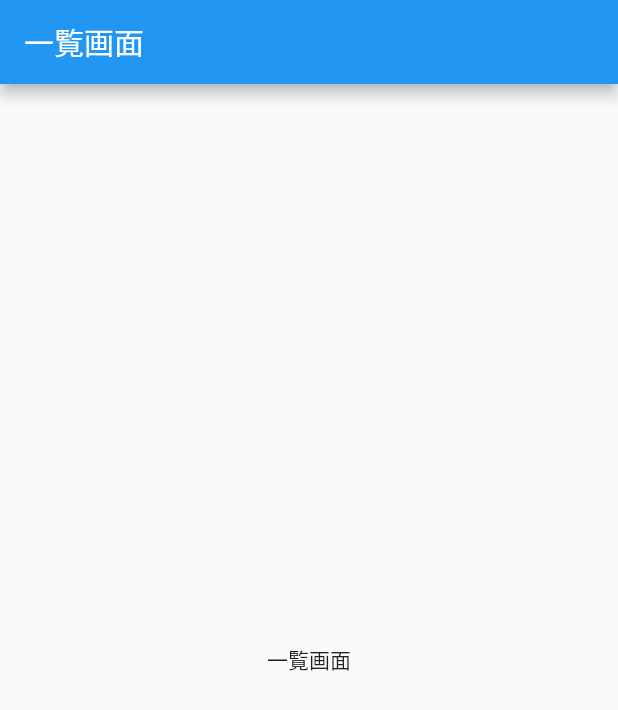
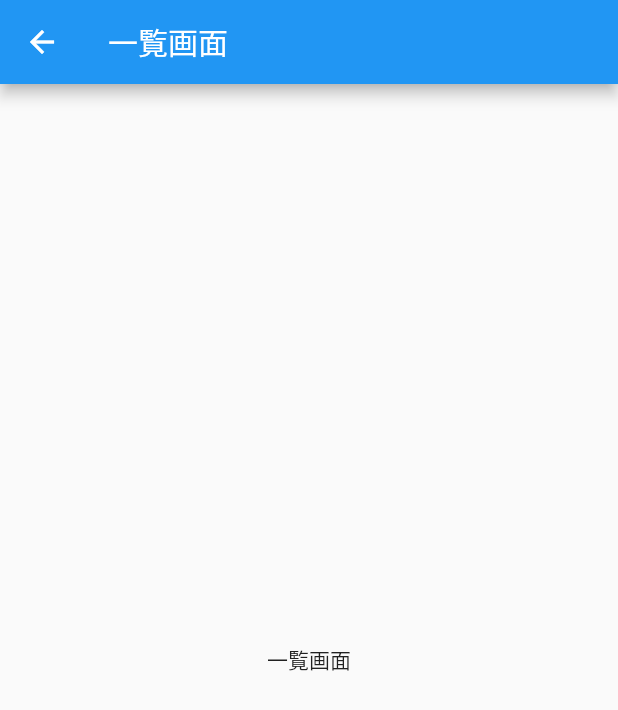
Before and after one commit to Khanashima/flutter-tab-base, a Flutter app: the screen it shows after launch, after a tap on "一覧へ", on a phone screen of 412 x 824 dp. Shown: the top 710 px of the screen. Run offline on Flutter 3.47's test engine with Material 2 defaults, Android fonts, the phone set to English and light mode, and no system bars; our stand-ins replace go_router.

Commit message:
詳細画面を一覧ページの子ページとして対応

```diff
--- a/tab_app/lib/main.dart
+++ b/tab_app/lib/main.dart
@@ -62,13 +62,13 @@ class _MyHomePageState extends State<MyHomePage> {
             ElevatedButton(
               child: const Text('一覧へ'),
               onPressed: () {
-                context.go('/list');
+                context.push('/list');
               },
             ),
             ElevatedButton(
               child: const Text('詳細へ'),
               onPressed: () {
-                context.go('/detail');
+                context.go('/list/detail');
               },
             )
           ],
--- a/tab_app/lib/presentation/list/list_page.dart
+++ b/tab_app/lib/presentation/list/list_page.dart
@@ -5,16 +5,13 @@ class ListPage extends StatelessWidget {
 
   @override
   Widget build(BuildContext context) {
-    return MaterialApp(
-      title: '一覧画面',
-      home: Scaffold(
+    return Scaffold(
         appBar: AppBar(
           title: const Text('一覧画面'),
         ),
         body: const Center(
           child: Text('一覧画面'),
         ),
-      ),
-    );
+      );
   }
 }
--- a/tab_app/lib/router/router.dart
+++ b/tab_app/lib/router/router.dart
@@ -1,3 +1,4 @@
+import 'package:flutter/material.dart';
 import 'package:go_router/go_router.dart';
 
 import '../main.dart';
@@ -10,14 +11,22 @@ final router = GoRouter(
     GoRoute(
       path: '/',
       builder: (context, state) => const MyHomePage(title: "トップページ"),
-    ),
-    GoRoute(
-      path: '/list',
-      builder: (context, state) => const ListPage(),
-    ),
-    GoRoute(
-      path: '/detail',
-      builder: (context, state) => const DetailPage(),
+      routes: <RouteBase>[
+        GoRoute(
+          path: 'list',
+          builder: (BuildContext context, GoRouterState state) {
+            return const ListPage();
+          },
+          routes: <RouteBase>[
+            GoRoute(
+              path: 'detail',
+              builder: (BuildContext context, GoRouterState state) {
+                return const DetailPage();
+              },
+            )
+          ],
+        )
+      ],
     ),
   ],
 );
```
Also changed, not shown: tab_app/lib/presentation/detail/detail_page.dart (+2 -5 lines).
